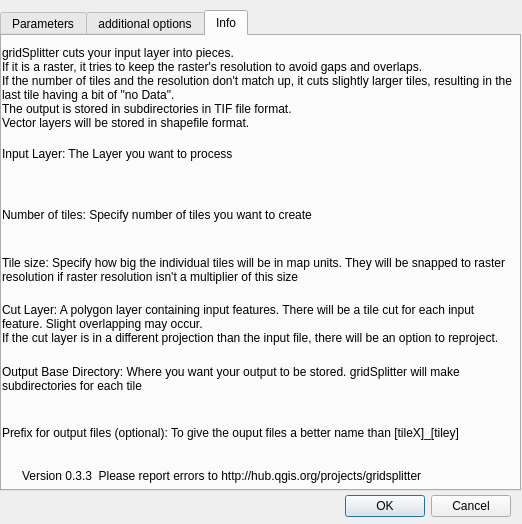
Old version of the form gridSplitter_dialog_base.ui in the repository Sereza7/gridsplitter.
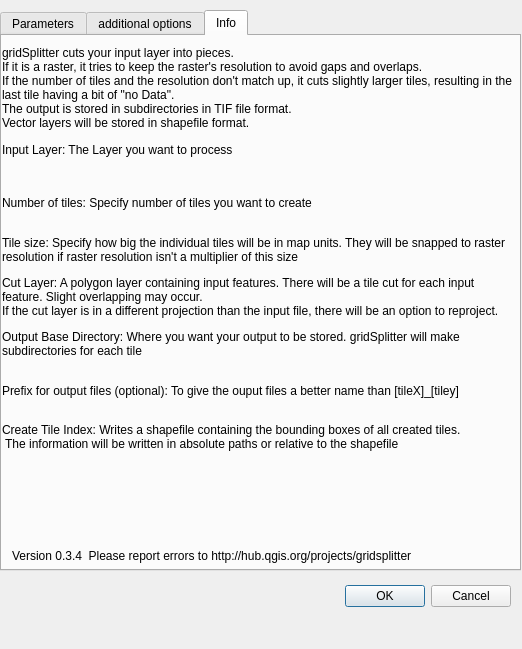
New version of the form. The open tabs and pages were chosen to show the change.

Patch:
```diff
--- a/gridSplitter_dialog_base.ui
+++ b/gridSplitter_dialog_base.ui
@@ -7,7 +7,7 @@
     <x>0</x>
     <y>0</y>
     <width>522</width>
-    <height>524</height>
+    <height>649</height>
    </rect>
   </property>
   <property name="windowTitle">
@@ -17,7 +17,7 @@
    <property name="geometry">
     <rect>
      <x>170</x>
-     <y>490</y>
+     <y>580</y>
      <width>341</width>
      <height>32</height>
     </rect>
@@ -38,7 +38,7 @@
      <x>0</x>
      <y>10</y>
      <width>521</width>
-     <height>481</height>
+     <height>561</height>
     </rect>
    </property>
    <property name="currentIndex">
@@ -406,8 +406,8 @@
     <widget class="QLabel" name="label_2">
      <property name="geometry">
       <rect>
-       <x>20</x>
-       <y>430</y>
+       <x>10</x>
+       <y>510</y>
        <width>501</width>
        <height>20</height>
       </rect>
@@ -416,7 +416,7 @@
       <locale language="English" country="UnitedStates"/>
      </property>
      <property name="text">
-      <string>Version 0.3.3  Please report errors to http://hub.qgis.org/projects/gridsplitter</string>
+      <string>Version 0.3.4  Please report errors to http://hub.qgis.org/projects/gridsplitter</string>
      </property>
     </widget>
     <widget class="QWidget" name="layoutWidget">
@@ -499,6 +499,20 @@
        <widget class="QLabel" name="label_12">
         <property name="text">
          <string>Prefix for output files (optional): To give the ouput files a better name than [tileX]_[tiley]</string>
+        </property>
+        <property name="wordWrap">
+         <bool>true</bool>
+        </property>
+       </widget>
+      </item>
+      <item>
+       <widget class="QLabel" name="label_13">
+        <property name="text">
+         <string>Create Tile Index: Writes a shapefile containing the bounding boxes of all created tiles.
+ The information will be written in absolute paths or relative to the shapefile</string>
+        </property>
+        <property name="wordWrap">
+         <bool>true</bool>
         </property>
        </widget>
       </item>
```
